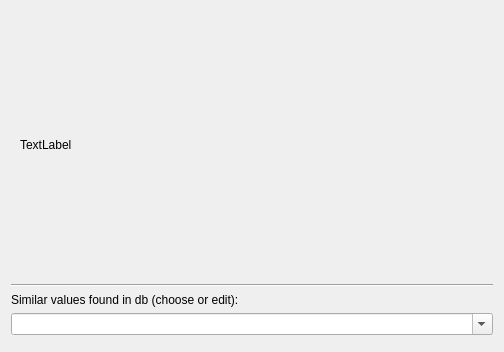
jkall/qgis-midvatten-plugin, file ui/not_found_gui.ui: the form before one commit.
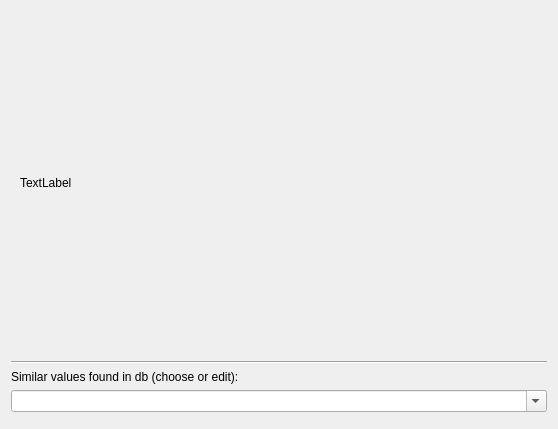
The form after the commit.

```diff
--- a/ui/not_found_gui.ui
+++ b/ui/not_found_gui.ui
@@ -9,8 +9,8 @@
    <rect>
     <x>0</x>
     <y>0</y>
-    <width>504</width>
-    <height>352</height>
+    <width>558</width>
+    <height>429</height>
    </rect>
   </property>
   <property name="sizePolicy">
@@ -56,8 +56,8 @@
          <rect>
           <x>0</x>
           <y>0</y>
-          <width>484</width>
-          <height>253</height>
+          <width>538</width>
+          <height>330</height>
          </rect>
         </property>
         <property name="sizePolicy">
```
